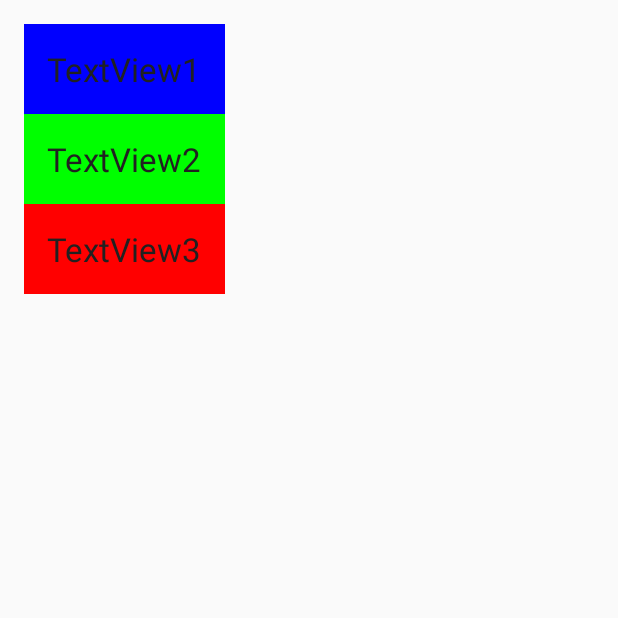
After one commit to AlanCheen/PracticeDemo, an Android app: the ViewDragerActivity screen opened directly, with no data from a screen before it, on a phone screen of 412 x 824 dp, the top half of it. The commit adds this screen. Run offline under Robolectric (Android 15) with nearby library versions, the phone set to English and light mode, and no system bars; our stand-ins replace ButterKnife.

Commit message:
screen orientation
add screen orientation practice code

```diff
--- a/PracticeDemos/app/src/main/java/yifeiyuan/practice/practicedemos/MainActivity.java
+++ b/PracticeDemos/app/src/main/java/yifeiyuan/practice/practicedemos/MainActivity.java
@@ -29,6 +29,8 @@ import butterknife.InjectView;
 import butterknife.OnClick;
 import yifeiyuan.practice.practicedemos.base.Practice;
 import yifeiyuan.practice.practicedemos.blur.BlurActivity;
+import yifeiyuan.practice.practicedemos.screenorientation.OrientationActivity;
+import yifeiyuan.practice.practicedemos.drager.ViewDragerActivity;
 import yifeiyuan.practice.practicedemos.periscope.BezierActivity;
 import yifeiyuan.practice.practicedemos.reveal.GoToRevealActivity;
 import yifeiyuan.practice.practicedemos.wave.WaveActivity;
@@ -74,6 +76,8 @@ public class MainActivity extends AppCompatActivity {
         mPractices.add(new Practice("Blur", new Intent(mContext, BlurActivity.class)));
         mPractices.add(new Practice("RevealEffect", new Intent(mContext, GoToRevealActivity.class)));
         mPractices.add(new Practice("Wave", new Intent(mContext, WaveActivity.class)));
+        mPractices.add(new Practice("ViewDragerHelper", new Intent(mContext, ViewDragerActivity.class)));
+        mPractices.add(new Practice("横竖屏切换", new Intent(mContext, OrientationActivity.class)));
 
     }
 
--- /dev/null
+++ b/PracticeDemos/app/src/main/java/yifeiyuan/practice/practicedemos/drager/DragerView.java
@@ -0,0 +1,105 @@
+package yifeiyuan.practice.practicedemos.drager;
+
+import android.content.Context;
+import android.support.v4.widget.ViewDragHelper;
+import android.util.AttributeSet;
+import android.util.Log;
+import android.view.MotionEvent;
+import android.view.View;
+import android.widget.LinearLayout;
+
+/**
+ * Created by alanchen on 15/7/14.
+ */
+public class DragerView extends LinearLayout{
+
+    public static final String TAG = DragerView.class.getSimpleName();
+
+    private ViewDragHelper mDragHelper;
+
+    public DragerView(Context context) {
+        this(context, null);
+    }
+
+    public DragerView(Context context, AttributeSet attrs) {
+        this(context, attrs, 0);
+    }
+
+    public DragerView(Context context, AttributeSet attrs, int defStyleAttr) {
+        super(context, attrs, defStyleAttr);
+        init();
+    }
+
+    private void init(){
+        mDragHelper = ViewDragHelper.create(this,1f, new ViewDragHelper.Callback() {
+            @Override
+            public boolean tryCaptureView(View child, int pointerId) {
+                Log.d(TAG, "tryCaptureView() called with " + "child = [" + child + "], pointerId = [" + pointerId + "]");
+                return true;
+            }
+
+            /**
+             * 水平固定?
+             * 限制子view
+             * @param child  移动的view
+             * @param left   即将移动到的位置
+             * @param dx     差值
+             * @return
+             */
+            @Override
+            public int clampViewPositionHorizontal(View child, int left, int dx) {
+                Log.d(TAG, "clampViewPositionHorizontal() called with " +"left = [" + left + "], dx = [" + dx + "]");
+                int leftbound = getPaddingLeft();
+                int rightbound = mWidth-getPaddingRight()-child.getWidth();
+//                return Math.max(left,0);//感觉像是整个坐标系 在 整个屏幕上
+                return Math.min(Math.max(leftbound,left),rightbound);
+            }
+
+            @Override
+            public int clampViewPositionVertical(View child, int top, int dy) {
+                Log.d(TAG, "clampViewPositionVertical() called with " + "top = [" + top + "], dy = [" + dy + "]");
+                return top;
+            }
+
+            @Override
+            public void onViewReleased(View releasedChild, float xvel, float yvel) {
+                super.onViewReleased(releasedChild, xvel, yvel);
+            }
+        });
+
+    }
+
+
+    @Override
+    public boolean onInterceptTouchEvent(MotionEvent ev) {
+        return mDragHelper.shouldInterceptTouchEvent(ev);
+    }
+
+    @Override
+    public boolean onTouchEvent(MotionEvent event) {
+        mDragHelper.processTouchEvent(event);
+//        return super.onTouchEvent(event);
+        return true;
+    }
+
+    private View mTv1;
+    private View mTv2;
+    private View mTv3;
+    @Override
+    protected void onFinishInflate() {
+        super.onFinishInflate();
+        mTv1 = getChildAt(0);
+        mTv2 = getChildAt(1);
+        mTv3 = getChildAt(2);
+
+    }
+
+    private int mHeight;
+    private int mWidth;
+    @Override
+    protected void onLayout(boolean changed, int l, int t, int r, int b) {
+        super.onLayout(changed, l, t, r, b);
+        mWidth = getWidth();
+        mHeight = getHeight();
+    }
+}
--- /dev/null
+++ b/PracticeDemos/app/src/main/java/yifeiyuan/practice/practicedemos/drager/ViewDragerActivity.java
@@ -0,0 +1,31 @@
+package yifeiyuan.practice.practicedemos.drager;
+
+import android.os.Bundle;
+import android.widget.TextView;
+
+import butterknife.InjectView;
+import yifeiyuan.practice.practicedemos.R;
+import yifeiyuan.practice.practicedemos.base.BaseActivity;
+
+public class ViewDragerActivity extends BaseActivity {
+
+    @InjectView(R.id.tv_one)
+    TextView mTvOne;
+    @InjectView(R.id.tv_two)
+    TextView mTvTwo;
+    @InjectView(R.id.tv_three)
+    TextView mTvThree;
+    @InjectView(R.id.drager)
+    DragerView mDrager;
+
+    @Override
+    protected int getLayoutId() {
+        return R.layout.activity_view_drager;
+    }
+
+    @Override
+    protected void init(Bundle savedInstanceState) {
+
+    }
+
+}
--- /dev/null
+++ b/PracticeDemos/app/src/main/res/layout/activity_view_drager.xml
@@ -0,0 +1,41 @@
+<yifeiyuan.practice.practicedemos.drager.DragerView xmlns:android="http://schemas.android.com/apk/res/android"
+    xmlns:tools="http://schemas.android.com/tools" android:layout_width="match_parent"
+    android:layout_height="match_parent" android:paddingLeft="@dimen/activity_horizontal_margin"
+    android:paddingRight="@dimen/activity_horizontal_margin"
+    android:paddingTop="@dimen/activity_vertical_margin"
+    android:paddingBottom="@dimen/activity_vertical_margin"
+    tools:context="yifeiyuan.practice.practicedemos.drager.ViewDragerActivity"
+    android:orientation="vertical"
+    android:id="@+id/drager"
+    >
+
+    <TextView
+        android:id="@+id/tv_one"
+        android:text="TextView1"
+        android:layout_width="wrap_content"
+        android:layout_height="wrap_content"
+        android:textAppearance="@style/TextAppearance.AppCompat.Large"
+        android:background="#0000ff"
+        android:padding="15dp"
+        />
+
+    <TextView
+        android:id="@+id/tv_two"
+        android:text="TextView2"
+        android:layout_width="wrap_content"
+        android:layout_height="wrap_content"
+        android:textAppearance="@style/TextAppearance.AppCompat.Large"
+        android:background="#00ff00"
+        android:padding="15dp"
+        />
+
+    <TextView
+        android:id="@+id/tv_three"
+        android:text="TextView3"
+        android:layout_width="wrap_content"
+        android:layout_height="wrap_content"
+        android:textAppearance="@style/TextAppearance.AppCompat.Large"
+        android:background="#ff0000"
+        android:padding="15dp"
+        />
+</yifeiyuan.practice.practicedemos.drager.DragerView>
```
Also changed, not shown: PracticeDemos/app/src/main/AndroidManifest.xml (+18 -4 lines), PracticeDemos/app/src/main/java/yifeiyuan/practice/practicedemos/base/BaseFragment.java (added, +10 -0 lines), PracticeDemos/app/src/main/java/yifeiyuan/practice/practicedemos/gesture/GestureActivity.java (added, +39 -0 lines), PracticeDemos/app/src/main/java/yifeiyuan/practice/practicedemos/periscope/BezierEvaluator.java (+4 -8 lines), PracticeDemos/app/src/main/java/yifeiyuan/practice/practicedemos/screenorientation/OrientationActivity.java (added, +109 -0 lines), PracticeDemos/app/src/main/res/layout-land/activity_config.xml (added, +12 -0 lines), PracticeDemos/app/src/main/res/layout-port/activity_config.xml (added, +14 -0 lines), PracticeDemos/app/src/main/res/layout/activity_config.xml (added, +12 -0 lines), PracticeDemos/app/src/main/res/layout/activity_gesture.xml (added, +12 -0 lines), PracticeDemos/app/src/main/res/menu/menu_config.xml (added, +20 -0 lines), PracticeDemos/app/src/main/res/menu/menu_gesture.xml (added, +7 -0 lines), PracticeDemos/app/src/main/res/menu/menu_view_drager.xml (added, +7 -0 lines), PracticeDemos/app/src/main/res/values/strings.xml (+8 -0 lines).
